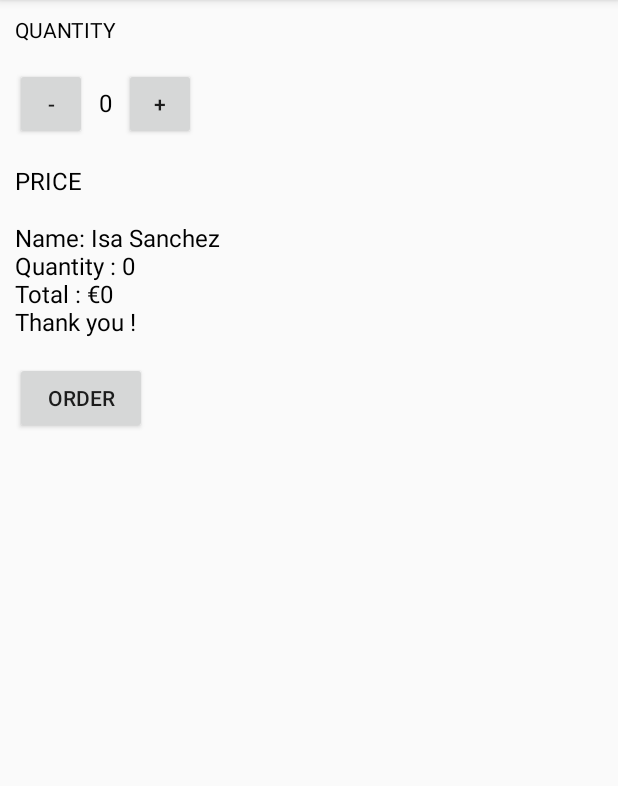
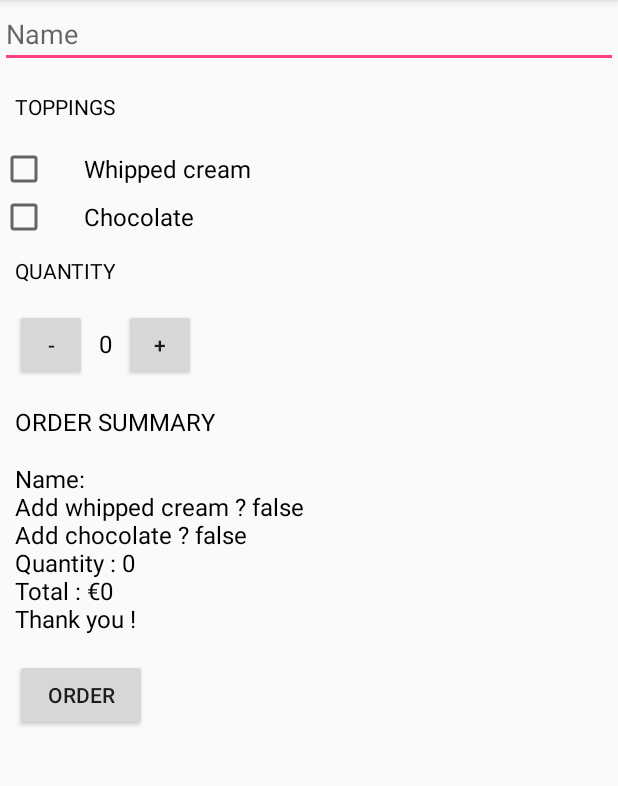
Before and after one commit to fouv/just_java_android-courses, an Android app: the screen it shows after launch (MainActivity), after a tap on "ORDER", on a phone screen of 412 x 824 dp, the part 84-870 px from its top. Run offline under Robolectric (Android 15) with nearby library versions, the phone set to English and light mode, and no system bars.

Commit message:
compteur if

```diff
--- a/app/src/main/java/com/example/android/justjava/MainActivity.java
+++ b/app/src/main/java/com/example/android/justjava/MainActivity.java
@@ -1,11 +1,13 @@
 package com.example.android.justjava;
 
+import android.content.Context;
 import android.os.Bundle;
 import android.support.v7.app.AppCompatActivity;
 import android.view.View;
+import android.widget.CheckBox;
+import android.widget.EditText;
 import android.widget.TextView;
-
-import java.text.NumberFormat;
+import android.widget.Toast;
 
 /**
  * This app displays an order form to order coffee.
@@ -13,6 +15,7 @@ import java.text.NumberFormat;
 public class MainActivity extends AppCompatActivity {
 
     int quantity = 0;
+    int price;
 
 
     @Override
@@ -25,33 +28,56 @@ public class MainActivity extends AppCompatActivity {
      * This method is called when the order button is clicked.
      */
     public void submitOrder(View view) {
-        int price = calculatePrice();
-        String priceMessage = createOrderSummary(price);
+        EditText edit =  (EditText) findViewById(R.id.name_view);
+        String nameString = edit.getText().toString();
+//        Log.d("name",nameString);
+
+        CheckBox whippedCreamCheckbox = (CheckBox) findViewById(R.id.whipped_checkbox);
+        Boolean hasWhippedCream = whippedCreamCheckbox.isChecked();
+        CheckBox chocolateCheckbox = (CheckBox) findViewById(R.id.chocolate_checkbox);
+        Boolean hasChocolate = chocolateCheckbox.isChecked();
+
+        int price = calculatePrice(hasWhippedCream,hasChocolate);
+        String priceMessage = createOrderSummary(nameString,price,hasWhippedCream,hasChocolate);
         displayMessage(priceMessage);
     }
 
-     /**
+    /**
      * Calculates the price of the order.
-     *
-     * @return total price
+     * @param addChocolate to add chocolate
+     *@param addCream to add cream
+     * @return price
      */
-    private int calculatePrice() {
+
+    private int calculatePrice(boolean addCream,boolean addChocolate) {
+
         int pricePerCup = 5;
-        int price = quantity * pricePerCup;
-        displayPrice(price);
-        return price;
+        if (addChocolate) {
+            pricePerCup = pricePerCup + 2;
+        }
+        if (addCream) {
+            pricePerCup = pricePerCup + 1;
+        }
+        return quantity * pricePerCup;
     }
+
 
     /**
      * create a summary of the order.
+     * @param nameString
+     * @param hasWhippedCream
+     * @param hasChocolate
+     * @param price
+     * @return total price
      *
-     * @return total price
      */
-    private String createOrderSummary(int price) {
-        String priceMessage = "Name: Isa Sanchez" ;
-        priceMessage = priceMessage + "\nQuantity : "+quantity ;
-        priceMessage = priceMessage + "\nTotal : €" + price;
-        priceMessage = priceMessage + "\nThank you !";
+    private String createOrderSummary (String nameString, int price, boolean hasWhippedCream, boolean hasChocolate) {
+        String priceMessage = "Name: " + nameString ;
+        priceMessage += "\nAdd whipped cream ? "+ hasWhippedCream ;
+        priceMessage += "\nAdd chocolate ? " + hasChocolate;
+        priceMessage += "\nQuantity : " + quantity;
+        priceMessage += "\nTotal : €" + price;
+        priceMessage += "\nThank you !";
         return priceMessage;
     }
 
@@ -60,6 +86,13 @@ public class MainActivity extends AppCompatActivity {
      * This method is called when the plus button is clicked.
      */
     public void increment(View view) {
+        Context context = getApplicationContext();
+        if(quantity==98) {
+            Toast.makeText(context, "you can't order over than 100 coffees !", Toast.LENGTH_SHORT).show();
+        }
+        if(quantity>99)    {
+            quantity = 99;
+        }
         quantity = quantity + 1;
         display(quantity);
     }
@@ -68,6 +101,13 @@ public class MainActivity extends AppCompatActivity {
      * This method is called when the less button is clicked.
      */
     public void decrement(View view) {
+        Context context = getApplicationContext();
+        if(quantity < 2){
+            Toast.makeText(context,"you can't order less than 1 coffee !", Toast.LENGTH_SHORT).show();
+        }
+        if(quantity<=1){
+            quantity = 1;
+        }
         quantity = quantity - 1;
         display(quantity);
     }
@@ -76,8 +116,8 @@ public class MainActivity extends AppCompatActivity {
      * This method displays the given text on the screen.
      */
     private void displayMessage(String message) {
-        TextView priceTextView = (TextView) findViewById(R.id.price_text_view);
-        priceTextView.setText(message);
+        TextView orderSummaryTextView = (TextView) findViewById(R.id.order_summary_text_view);
+        orderSummaryTextView.setText(message);
     }
 
     /**
@@ -88,11 +128,5 @@ public class MainActivity extends AppCompatActivity {
         quantityTextView.setText("" + number);
     }
 
-    /**
-     * This method displays the given price on the screen.
-     */
-    private void displayPrice(int number) {
-        TextView priceTextView = (TextView) findViewById(R.id.price_text_view);
-        priceTextView.setText(NumberFormat.getCurrencyInstance().format(number));
-    }
+
 }
--- a/app/src/main/res/layout/activity_main.xml
+++ b/app/src/main/res/layout/activity_main.xml
@@ -1,11 +1,49 @@
 <?xml version="1.0" encoding="utf-8"?>
-<LinearLayout xmlns:android="http://schemas.android.com/apk/res/android"
-    xmlns:app="http://schemas.android.com/apk/res-auto"
+<ScrollView xmlns:android="http://schemas.android.com/apk/res/android"
     xmlns:tools="http://schemas.android.com/tools"
+    android:layout_width="match_parent"
+    android:layout_height="match_parent">
+
+    <LinearLayout
         android:layout_width="match_parent"
         android:layout_height="match_parent"
         android:orientation="vertical"
         tools:context="com.example.android.justjava.MainActivity">
+
+        <EditText
+            android:id="@+id/name_view"
+            android:layout_width="match_parent"
+            android:layout_height="wrap_content"
+            android:hint="Name"
+            android:inputType="textCapWords"
+            android:maxLines="1"  />
+
+        <TextView
+            android:layout_width="wrap_content"
+            android:layout_height="wrap_content"
+            android:layout_marginBottom="16dp"
+            android:layout_marginLeft="10dp"
+            android:layout_marginTop="16dp"
+            android:text="Toppings"
+            android:textAllCaps="true"
+            android:textColor="@android:color/black" />
+
+        <CheckBox
+            android:id="@+id/whipped_checkbox"
+            android:layout_width="wrap_content"
+            android:layout_height="wrap_content"
+            android:paddingLeft="24dp"
+            android:text="Whipped cream"
+            android:textSize="16sp" />
+
+        <CheckBox
+            android:id="@+id/chocolate_checkbox"
+            android:layout_width="wrap_content"
+            android:layout_height="wrap_content"
+            android:paddingLeft="24dp"
+            android:text="Chocolate"
+            android:textSize="16sp" />
+
 
         <TextView
             android:layout_width="wrap_content"
@@ -27,8 +65,8 @@
                 android:layout_width="48dp"
                 android:layout_height="48dp"
                 android:layout_marginBottom="16dp"
+                android:layout_marginLeft="10dp"
                 android:layout_weight="1"
-            android:layout_marginLeft="10dp"
                 android:onClick="decrement"
                 android:text="-" />
 
@@ -52,9 +90,7 @@
                 android:onClick="increment"
                 android:text="+" />
 
-
         </LinearLayout>
-
 
         <TextView
             android:id="@+id/textView"
@@ -62,13 +98,13 @@
             android:layout_height="wrap_content"
             android:layout_marginBottom="16dp"
             android:layout_marginLeft="10dp"
-        android:text="Price"
+            android:text="Order Summary"
             android:textAllCaps="true"
             android:textColor="@android:color/black"
             android:textSize="16sp" />
 
         <TextView
-        android:id="@+id/price_text_view"
+            android:id="@+id/order_summary_text_view"
             android:layout_width="wrap_content"
             android:layout_height="wrap_content"
             android:layout_marginLeft="10dp"
@@ -88,3 +124,4 @@
 
 
     </LinearLayout>
+</ScrollView>
```
Lines whose indentation alone changed are shown as unchanged.
